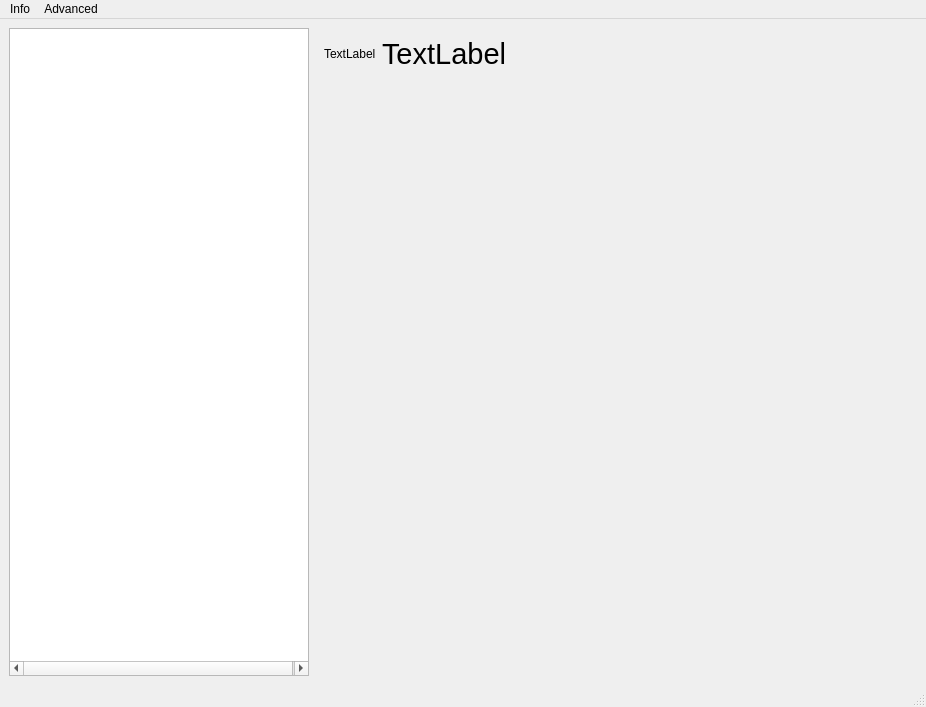
Before: the Qt Designer form ui/admin.ui in viur-framework/viur-admin, drawn with Qt 5.
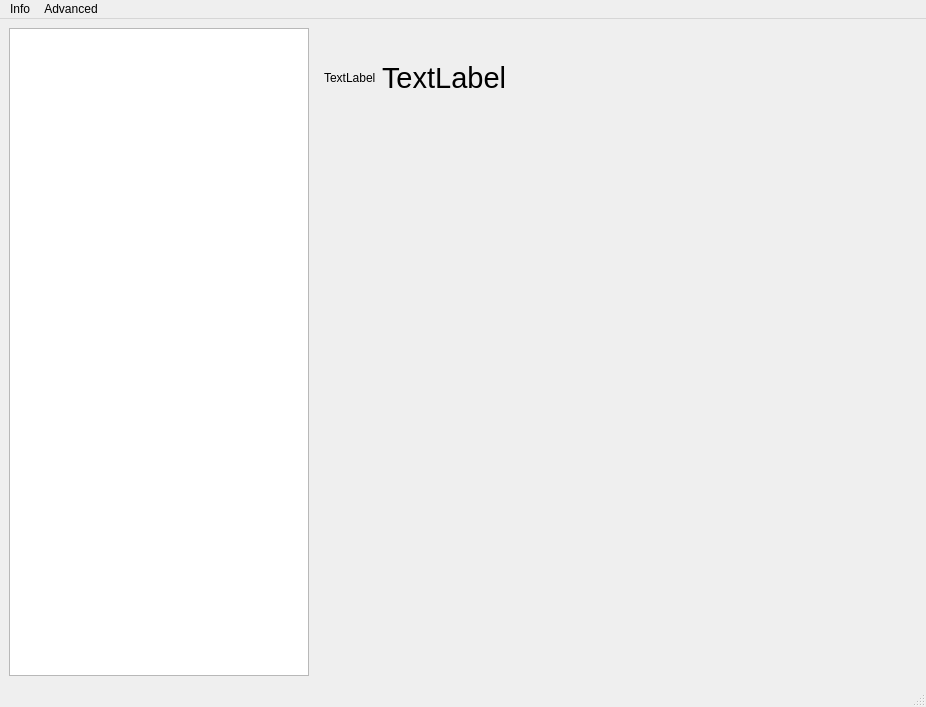
After: the same form once the commit is applied. Icons and pictures are not drawn.

What changed in the file:
```diff
--- a/ui/admin.ui
+++ b/ui/admin.ui
@@ -52,7 +52,7 @@
        <bool>false</bool>
       </property>
       <property name="columnCount">
-       <number>3</number>
+       <number>2</number>
       </property>
       <attribute name="headerVisible">
        <bool>false</bool>
@@ -67,30 +67,31 @@
         <string notr="true">2</string>
        </property>
       </column>
-      <column>
-       <property name="text">
-        <string notr="true">3</string>
-       </property>
-      </column>
      </widget>
     </item>
     <item>
      <layout class="QVBoxLayout" name="verticalLayout">
       <item>
-       <layout class="QHBoxLayout" name="horizontalLayout">
-        <item>
-         <widget class="QStackedWidget" name="stackedWidget_2">
+       <widget class="QWidget" name="widget" native="true">
           <property name="sizePolicy">
-           <sizepolicy hsizetype="Preferred" vsizetype="Fixed">
+         <sizepolicy hsizetype="Preferred" vsizetype="Preferred">
             <horstretch>0</horstretch>
-            <verstretch>68</verstretch>
-           </sizepolicy>
-          </property>
-          <property name="lineWidth">
-           <number>0</number>
-          </property>
-          <widget class="QWidget" name="page_2">
-           <layout class="QHBoxLayout" name="horizontalLayout_4">
+          <verstretch>0</verstretch>
+         </sizepolicy>
+        </property>
+        <property name="minimumSize">
+         <size>
+          <width>0</width>
+          <height>100</height>
+         </size>
+        </property>
+        <property name="maximumSize">
+         <size>
+          <width>16777215</width>
+          <height>100</height>
+         </size>
+        </property>
+        <layout class="QHBoxLayout" name="horizontalLayout">
             <item>
              <widget class="QLabel" name="iconLbl">
               <property name="text">
@@ -127,15 +128,14 @@
             </item>
            </layout>
           </widget>
-          <widget class="QWidget" name="page_3"/>
-         </widget>
-        </item>
-       </layout>
       </item>
       <item>
-       <widget class="QStackedWidget" name="stackedWidget">
-        <property name="lineWidth">
-         <number>0</number>
+       <widget class="QWidget" name="stackedWidget" native="true">
+        <property name="minimumSize">
+         <size>
+          <width>0</width>
+          <height>0</height>
+         </size>
         </property>
        </widget>
       </item>
```
Lines whose indentation alone changed are shown as unchanged.
